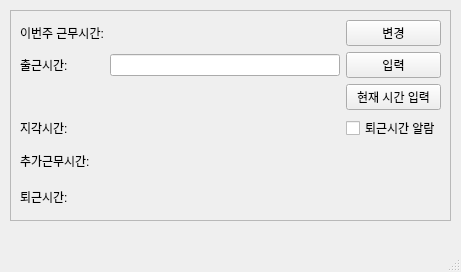
Qt form workhour.ui (junhyungjin/workhour) before a commit.
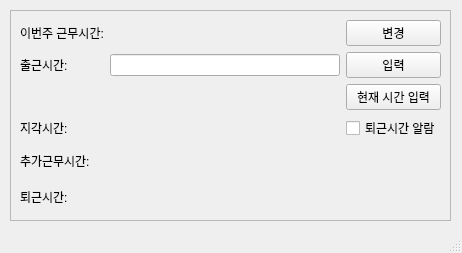
The same form after that commit.

Patch:
```diff
--- a/workhour.ui
+++ b/workhour.ui
@@ -6,8 +6,8 @@
    <rect>
     <x>0</x>
     <y>0</y>
-    <width>461</width>
-    <height>272</height>
+    <width>462</width>
+    <height>253</height>
    </rect>
   </property>
   <property name="windowTitle">
```
Left out of the diff: 2 changed lines with no effect on the pictures.
